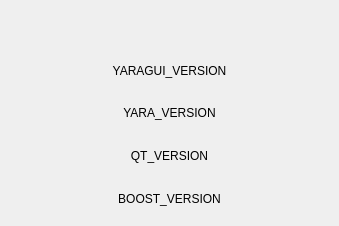
Before: the Qt Designer form src/ui/about_window.ui in vaginessa/yaragui, drawn with Qt 5.
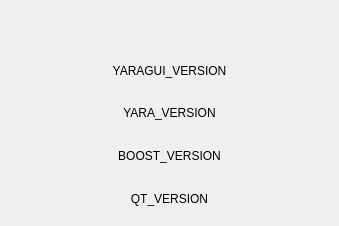
After: the same form once the commit is applied.

Commit message: Fill version number information in about window.

Diff of the .ui file:
```diff
--- a/src/ui/about_window.ui
+++ b/src/ui/about_window.ui
@@ -46,17 +46,7 @@
      </widget>
     </item>
     <item>
-     <widget class="QLabel" name="label_3">
-      <property name="text">
-       <string>QT_VERSION</string>
-      </property>
-      <property name="alignment">
-       <set>Qt::AlignCenter</set>
-      </property>
-     </widget>
-    </item>
-    <item>
-     <widget class="QLabel" name="label_4">
+     <widget class="QLabel" name="boostver">
       <property name="text">
        <string>BOOST_VERSION</string>
       </property>
@@ -65,6 +55,16 @@
       </property>
      </widget>
     </item>
+    <item>
+     <widget class="QLabel" name="qtver">
+      <property name="text">
+       <string>QT_VERSION</string>
+      </property>
+      <property name="alignment">
+       <set>Qt::AlignCenter</set>
+      </property>
+     </widget>
+    </item>
    </layout>
   </widget>
  </widget>
```
Left out of the diff: 4 changed lines with no effect on the pictures. The commit also changes 2 other files.
